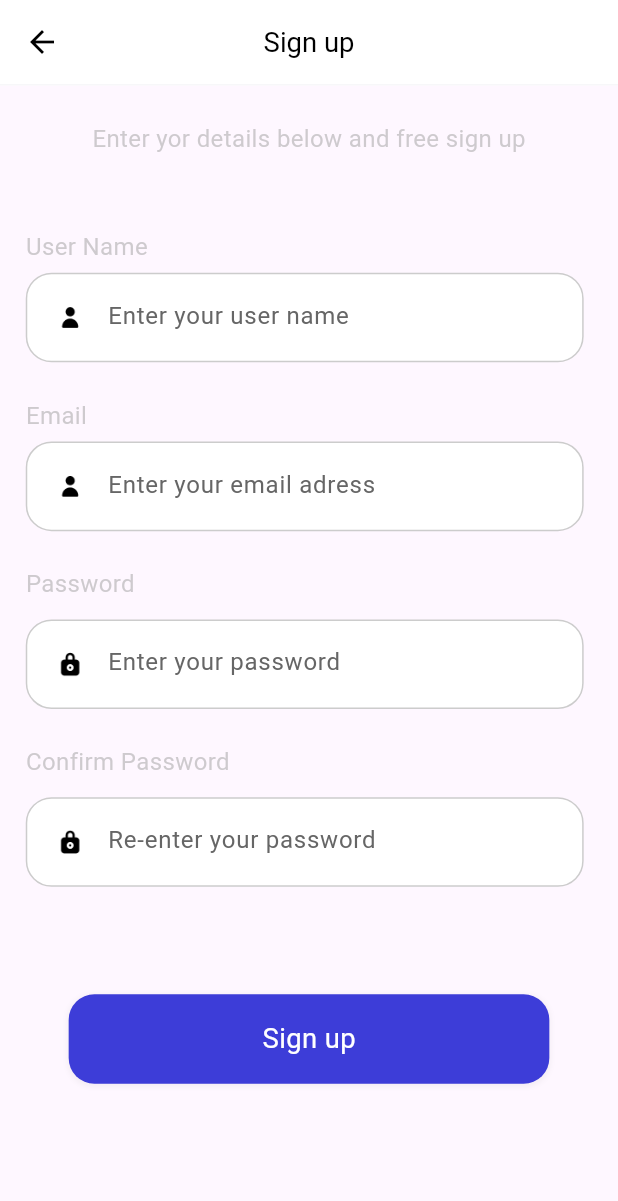
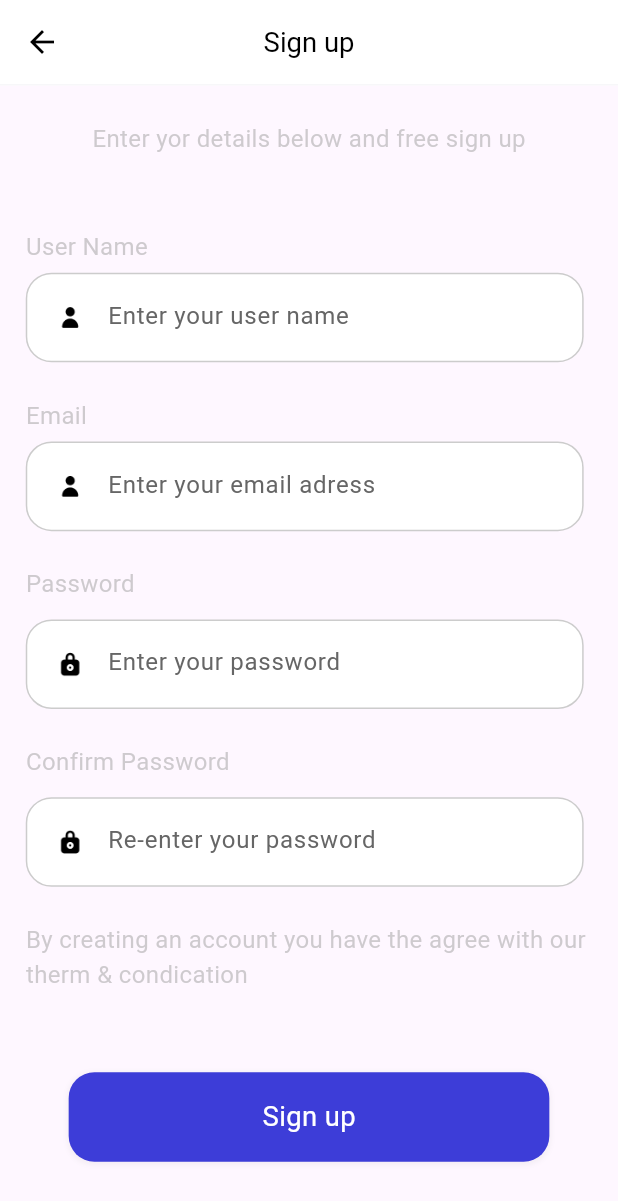
Before and after one commit to Ahmetkanadli/Flutter-Shop-App, a Flutter app: the Register screen opened by its route, on a phone screen of 412 x 824 dp. Shown: the top 1201 px of the screen. Run offline on Flutter 3.47's test engine with Material 3 defaults, Android fonts, the phone set to English and light mode, and no system bars; our stand-ins replace cloud_firestore, dots_indicator, firebase_auth, firebase_core, flutter_bloc, flutter_screenutil and 1 more; accounts and stored records are empty; Roboto replaces fonts that are missing (Ayenir).

Commit message:
Register Bloc completed

```diff
--- a/flutter_shop_app/lib/pages/bloc_privders.dart
+++ b/flutter_shop_app/lib/pages/bloc_privders.dart
@@ -1,10 +1,12 @@
 import 'package:flutter_bloc/flutter_bloc.dart';
+import 'package:flutter_shop_app/pages/register/bloc/register_bloc.dart';
 import 'package:flutter_shop_app/pages/sign_in/bloc/singin_bloc.dart';
 import 'package:flutter_shop_app/pages/welcome/bloc/welcome_bloc.dart';
 
 class AppBlocProviders{
   static get allBlocProviders=>[
     BlocProvider(create: (context) => WelcomeBloc()),
-    BlocProvider(create: (context) => SignInBloc())
+    BlocProvider(create: (context) => SignInBloc()),
+    BlocProvider(create: (context)=> RegisterBloc()),
   ];
 }
--- /dev/null
+++ b/flutter_shop_app/lib/pages/register/bloc/register_bloc.dart
@@ -0,0 +1,29 @@
+import 'package:flutter_bloc/flutter_bloc.dart';
+import 'package:flutter_shop_app/pages/register/bloc/register_event.dart';
+import 'package:flutter_shop_app/pages/register/bloc/register_states.dart';
+
+class RegisterBloc extends Bloc<RegisterEvent,RegisterStates>{
+  RegisterBloc() : super(RegisterStates()){
+    on<UserNameEvent>(_userNameEvent);
+    on<EmailEvent>(_emailEvent);
+    on<PasswordEvent>(_passwordEvent);
+    on<RePasswordEvent>(_rePasswordEvent);
+
+  }
+  void _userNameEvent(UserNameEvent event, Emitter<RegisterStates>emit){
+    print(state.userName);
+    emit(state.copywith(userName : event.userName));
+  }
+  void _emailEvent(EmailEvent event, Emitter<RegisterStates>emit){
+    print(state.email);
+    emit(state.copywith(email: event.email));
+  }
+  void _passwordEvent(PasswordEvent event, Emitter<RegisterStates>emit){
+    print(state.password);
+    emit(state.copywith(password :event.password));
+  }
+  void _rePasswordEvent(RePasswordEvent event, Emitter<RegisterStates>emit){
+    print(state.rePassword);
+    emit(state.copywith(rePassword: event.rePassword));
+  }
+}
--- /dev/null
+++ b/flutter_shop_app/lib/pages/register/bloc/register_event.dart
@@ -0,0 +1,27 @@
+
+
+import 'package:flutter/physics.dart';
+
+abstract class RegisterEvent{
+  const RegisterEvent();
+}
+
+class UserNameEvent extends RegisterEvent{
+  final String userName;
+  const UserNameEvent(this.userName);
+}
+
+class EmailEvent extends RegisterEvent{
+  final String email;
+  const EmailEvent(this.email);
+}
+
+class PasswordEvent extends RegisterEvent{
+  final String password;
+  const PasswordEvent(this.password);
+}
+
+class RePasswordEvent extends RegisterEvent{
+  final String rePassword;
+  const RePasswordEvent(this.rePassword);
+}
--- /dev/null
+++ b/flutter_shop_app/lib/pages/register/bloc/register_states.dart
@@ -0,0 +1,26 @@
+
+
+class RegisterStates{
+  final String userName;
+  final String email;
+  final String password;
+  final String rePassword;
+
+  const RegisterStates({
+      this.userName = "",
+      this.email = "",
+      this.password = "",
+      this.rePassword = "",
+  });
+
+  RegisterStates copywith({
+    String? userName, String? email, String? password, String? rePassword
+}){
+    return RegisterStates(
+        userName :userName ?? this.userName,
+        email : email ?? this.email,
+        password : password ?? this.password,
+        rePassword : rePassword?? this.rePassword
+    );
+  }
+}
--- a/flutter_shop_app/lib/pages/register/register.dart
+++ b/flutter_shop_app/lib/pages/register/register.dart
@@ -2,6 +2,9 @@ import 'package:flutter/material.dart';
 import 'package:flutter_bloc/flutter_bloc.dart';
 import 'package:flutter_screenutil/flutter_screenutil.dart';
 import 'package:flutter_shop_app/common_widgets.dart';
+import 'package:flutter_shop_app/pages/register/bloc/register_bloc.dart';
+import 'package:flutter_shop_app/pages/register/bloc/register_event.dart';
+import 'package:flutter_shop_app/pages/register/bloc/register_states.dart';
 
 class Register extends StatefulWidget {
   const Register({super.key});
@@ -13,9 +16,9 @@ class Register extends StatefulWidget {
 class _RegisterState extends State<Register> {
   @override
   Widget build(BuildContext context) {
+    return BlocBuilder<RegisterBloc,RegisterStates>(
+          builder: (context,event) {
             return Container(
-
-          child:  Container(
               color: Colors.white,
               child: SafeArea(
                 child: Scaffold(
@@ -25,7 +28,8 @@ class _RegisterState extends State<Register> {
                       crossAxisAlignment: CrossAxisAlignment.start,
                       children: [
                         SizedBox(height: 20.h,),
-                      Center(child: reusableText("Enter yor details below and free sign up")),
+                        Center(child: reusableText(
+                            "Enter yor details below and free sign up")),
                         Container(
                           margin: EdgeInsets.only(top: 36.h),
                           padding: EdgeInsets.only(left: 15.w, right: 15.w),
@@ -34,35 +38,41 @@ class _RegisterState extends State<Register> {
                             children: [
                               reusableText("User Name"),
                               //hinText , textType , iconName
-                            buildTexField("Enter your user name", "email","user",
-                                    (value){
-                                  //  context.read<SignInBloc>().add(EmailEvent(value));
+                              buildTexField(
+                                  "Enter your user name", "email", "user",
+                                      (value) {
+                                      context.read<RegisterBloc>().add(UserNameEvent(value));
                                   }
                               ),
                               reusableText("Email"),
                               //hinText , textType , iconName
-                            buildTexField("Enter your email adress", "name","user",
-                                    (value){
-                                //  context.read<SignInBloc>().add(EmailEvent(value));
+                              buildTexField(
+                                  "Enter your email adress", "name", "user",
+                                      (value) {
+                                      context.read<RegisterBloc>().add(EmailEvent(value));
                                   }
                               ),
                               reusableText("Password"),
                               SizedBox(height: 5.h,),
-                            buildTexField("Enter your password", "password","lock",
-                                    (value){
-                              //    context.read<SignInBloc>().add(PasswordEvent(value));
+                              buildTexField(
+                                  "Enter your password", "password", "lock",
+                                      (value) {
+                                        context.read<RegisterBloc>().add(PasswordEvent(value));
                                   }
                               ),
                               reusableText("Confirm Password"),
                               SizedBox(height: 5.h,),
-                            buildTexField("Re-enter your password", "password","lock",
-                                    (value){
-                                  //    context.read<SignInBloc>().add(PasswordEvent(value));
+                              buildTexField(
+                                  "Re-enter your password", "password", "lock",
+                                      (value) {
+                                        context.read<RegisterBloc>().add(RePasswordEvent(value));
                                   }
                               ),
+                              reusableText(
+                                  "By creating an account you have the agree with our therm & condication"),
                               Center(
-                              child: buildLoginAndRegisterButton("Sign up", "login", () {
-
+                                child: buildLoginAndRegisterButton(
+                                    "Sign up", "login", () {
                                 }),
                               )
                             ],
@@ -73,8 +83,8 @@ class _RegisterState extends State<Register> {
                   ),
                 ),
               ),
-          )
-
+            );
+          }
     );
   }
 }
--- a/flutter_shop_app/lib/pages/sign_in/bloc/singin_bloc.dart
+++ b/flutter_shop_app/lib/pages/sign_in/bloc/singin_bloc.dart
@@ -12,12 +12,10 @@ class SignInBloc extends Bloc<SignInEvent, SignInState>{
   }
 
   void _emailEvent(EmailEvent event, Emitter<SignInState> emit){
-    print(state.email);
     emit(state.copyWith(email: event.email));
   }
 
   void _passwordEvent(PasswordEvent event, Emitter<SignInState> emit){
-    print(state.password);
     emit(state.copyWith(password: event.password));
   }
 
```
Lines whose indentation alone changed are shown as unchanged.
